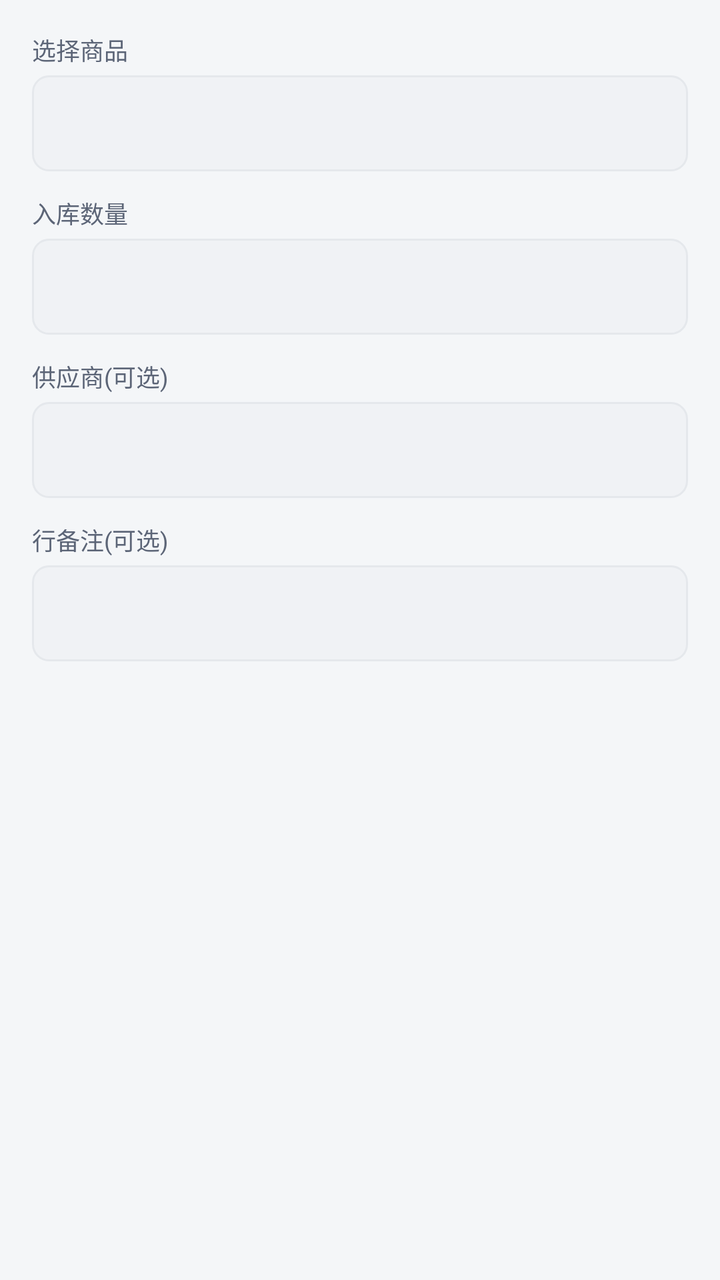
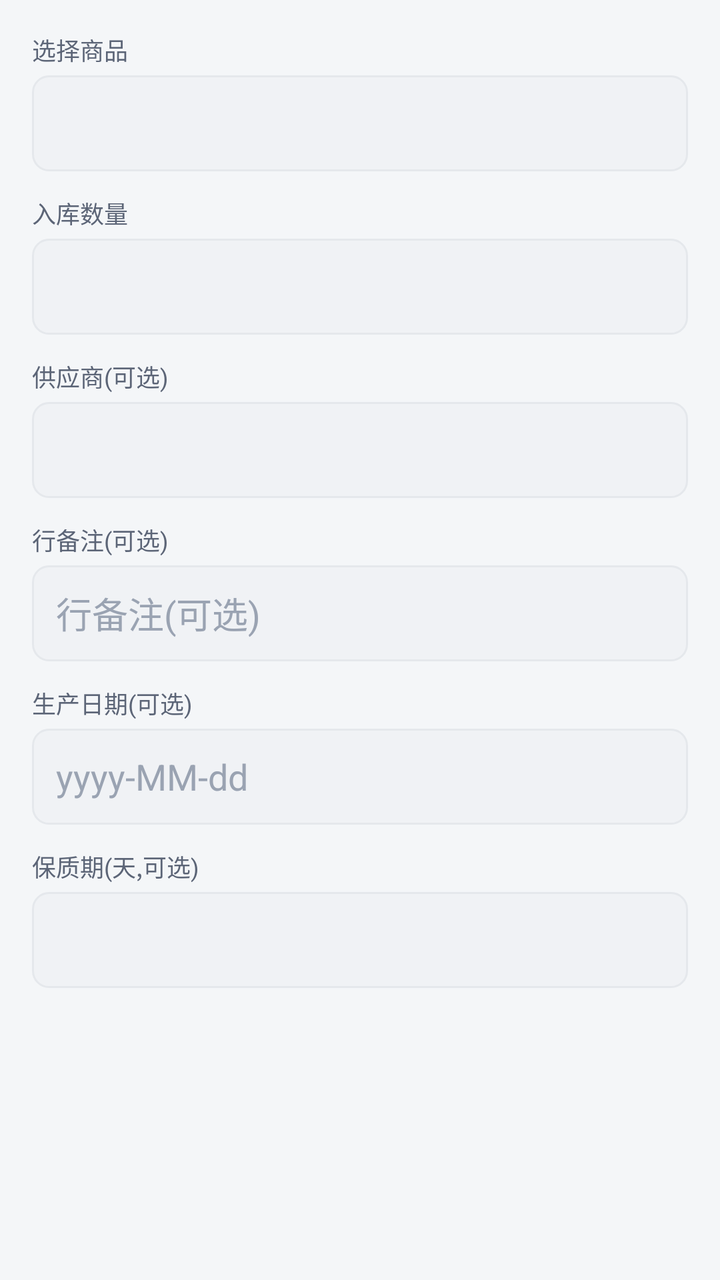

Compare the two renders of this Android layout. The source of the first and the diff that turns it into the second are given below.
<!-- AndroidManifest.xml: application theme Theme.SimpleWmsPda -->
<!-- res/layout/dialog_add_inbound_item.xml -->
<?xml version="1.0" encoding="utf-8"?>
<LinearLayout xmlns:android="http://schemas.android.com/apk/res/android"
    android:layout_width="match_parent"
    android:layout_height="wrap_content"
    android:orientation="vertical"
    android:padding="@dimen/space_lg">

    <TextView
        android:layout_width="wrap_content"
        android:layout_height="wrap_content"
        android:text="@string/inbound_pick_product"
        style="@style/Text.Caption" />

    <Spinner
        android:id="@+id/sp_product"
        android:layout_width="match_parent"
        android:layout_height="@dimen/touch_min"
        android:layout_marginTop="@dimen/space_xs"
        android:background="@drawable/bg_input" />

    <TextView
        android:layout_width="wrap_content"
        android:layout_height="wrap_content"
        android:layout_marginTop="@dimen/space_md"
        android:text="@string/inbound_pick_qty"
        style="@style/Text.Caption" />

    <EditText
        android:id="@+id/et_qty"
        android:layout_width="match_parent"
        android:layout_height="@dimen/touch_min"
        android:layout_marginTop="@dimen/space_xs"
        android:background="@drawable/bg_input"
        android:paddingStart="@dimen/space_md"
        android:paddingEnd="@dimen/space_md"
        android:textColor="@color/text_primary"
        android:textColorHint="@color/text_hint"
        android:inputType="number" />

    <TextView
        android:layout_width="wrap_content"
        android:layout_height="wrap_content"
        android:layout_marginTop="@dimen/space_md"
        android:text="@string/inbound_pick_supplier"
        style="@style/Text.Caption" />

    <Spinner
        android:id="@+id/sp_supplier"
        android:layout_width="match_parent"
        android:layout_height="@dimen/touch_min"
        android:layout_marginTop="@dimen/space_xs"
        android:background="@drawable/bg_input" />

    <TextView
        android:layout_width="wrap_content"
        android:layout_height="wrap_content"
        android:layout_marginTop="@dimen/space_md"
        android:text="@string/inbound_row_remark"
        style="@style/Text.Caption" />

    <EditText
        android:id="@+id/et_row_remark"
        android:layout_width="match_parent"
        android:layout_height="@dimen/touch_min"
        android:layout_marginTop="@dimen/space_xs"
        android:background="@drawable/bg_input"
        android:paddingStart="@dimen/space_md"
        android:paddingEnd="@dimen/space_md"
        android:textColor="@color/text_primary"
        android:textColorHint="@color/text_hint"
        android:inputType="text" />
</LinearLayout>
<!-- resources referenced by this layout -->
<resources>
  <color name="text_hint">#9AA3B2</color>
  <color name="text_primary">#1A2233</color>
  <dimen name="space_lg">16dp</dimen>
  <dimen name="space_md">12dp</dimen>
  <dimen name="space_xs">4dp</dimen>
  <dimen name="touch_min">48dp</dimen>
  <!-- drawable bg_input (drawable) -->
  <?xml version="1.0" encoding="utf-8"?>
  <shape xmlns:android="http://schemas.android.com/apk/res/android" android:shape="rectangle">
      <solid android:color="@color/bg_subtle" />
      <corners android:radius="8dp" />
      <stroke android:width="1dp" android:color="@color/divider" />
  </shape>
  <string name="inbound_pick_product">选择商品</string>
  <string name="inbound_pick_qty">入库数量</string>
  <string name="inbound_pick_supplier">供应商(可选)</string>
  <string name="inbound_row_remark">行备注(可选)</string>
  <style name="Text.Caption">
          <item name="android:textSize">@dimen/text_caption</item>
          <item name="android:textColor">@color/text_secondary</item>
      </style>
  <style name="Theme.SimpleWmsPda" parent="Theme.SimpleWMS" />
  <color name="bg_subtle">#F0F2F5</color>
  <color name="divider">#E5E8EC</color>
  <dimen name="text_caption">12sp</dimen>
  <color name="text_secondary">#5C6577</color>
  <style name="Theme.SimpleWMS" parent="Theme.MaterialComponents.Light.NoActionBar">
          <item name="colorPrimary">@color/primary</item>
          <item name="colorPrimaryDark">@color/primary_dark</item>
          <item name="colorAccent">@color/accent</item>
          <item name="android:windowBackground">@color/bg_page</item>
          <item name="android:statusBarColor">@color/primary_dark</item>
          <item name="android:navigationBarColor">@color/bg_card</item>
          <item name="android:textColorPrimary">@color/text_primary</item>
          <item name="android:textColorSecondary">@color/text_secondary</item>
          <item name="materialButtonStyle">@style/Widget.SimpleWMS.Button</item>
      </style>
  <color name="primary">#1E6BFF</color>
  <color name="primary_dark">#0E4CCB</color>
  <color name="accent">#00B894</color>
  <color name="bg_page">#F4F6F8</color>
  <color name="bg_card">#FFFFFF</color>
  <style name="Widget.SimpleWMS.Button" parent="Widget.MaterialComponents.Button">
          <item name="cornerRadius">@dimen/card_corner</item>
          <item name="android:minHeight">@dimen/touch_min</item>
          <item name="android:textSize">@dimen/text_subtitle</item>
      </style>
  <dimen name="card_corner">12dp</dimen>
  <dimen name="text_subtitle">16sp</dimen>
</resources>

<!-- the commit's change to res/layout/dialog_add_inbound_item.xml (unified diff, before → after) -->
@@ -1,72 +1,120 @@
 <?xml version="1.0" encoding="utf-8"?>
-<LinearLayout xmlns:android="http://schemas.android.com/apk/res/android"
+<ScrollView xmlns:android="http://schemas.android.com/apk/res/android"
     android:layout_width="match_parent"
     android:layout_height="wrap_content"
-    android:orientation="vertical"
-    android:padding="@dimen/space_lg">
+    android:fillViewport="true"
+    android:scrollbars="none">
 
-    <TextView
-        android:layout_width="wrap_content"
+    <LinearLayout
+        android:layout_width="match_parent"
         android:layout_height="wrap_content"
-        android:text="@string/inbound_pick_product"
-        style="@style/Text.Caption" />
+        android:orientation="vertical"
+        android:padding="@dimen/space_lg">
 
-    <Spinner
-        android:id="@+id/sp_product"
-        android:layout_width="match_parent"
-        android:layout_height="@dimen/touch_min"
-        android:layout_marginTop="@dimen/space_xs"
-        android:background="@drawable/bg_input" />
+        <TextView
+            android:layout_width="wrap_content"
+            android:layout_height="wrap_content"
+            android:text="@string/inbound_pick_product"
+            style="@style/Text.Caption" />
 
-    <TextView
-        android:layout_width="wrap_content"
-        android:layout_height="wrap_content"
-        android:layout_marginTop="@dimen/space_md"
-        android:text="@string/inbound_pick_qty"
-        style="@style/Text.Caption" />
+        <Spinner
+            android:id="@+id/sp_product"
+            android:layout_width="match_parent"
+            android:layout_height="@dimen/touch_min"
+            android:layout_marginTop="@dimen/space_xs"
+            android:background="@drawable/bg_input" />
 
-    <EditText
-        android:id="@+id/et_qty"
-        android:layout_width="match_parent"
-        android:layout_height="@dimen/touch_min"
-        android:layout_marginTop="@dimen/space_xs"
-        android:background="@drawable/bg_input"
-        android:paddingStart="@dimen/space_md"
-        android:paddingEnd="@dimen/space_md"
-        android:textColor="@color/text_primary"
-        android:textColorHint="@color/text_hint"
-        android:inputType="number" />
+        <TextView
+            android:layout_width="wrap_content"
+            android:layout_height="wrap_content"
+            android:layout_marginTop="@dimen/space_md"
+            android:text="@string/inbound_pick_qty"
+            style="@style/Text.Caption" />
 
-    <TextView
-        android:layout_width="wrap_content"
-        android:layout_height="wrap_content"
-        android:layout_marginTop="@dimen/space_md"
-        android:text="@string/inbound_pick_supplier"
-        style="@style/Text.Caption" />
+        <EditText
+            android:id="@+id/et_qty"
+            android:layout_width="match_parent"
+            android:layout_height="@dimen/touch_min"
+            android:layout_marginTop="@dimen/space_xs"
+            android:background="@drawable/bg_input"
+            android:paddingStart="@dimen/space_md"
+            android:paddingEnd="@dimen/space_md"
+            android:textColor="@color/text_primary"
+            android:textColorHint="@color/text_hint"
+            android:inputType="number" />
 
-    <Spinner
-        android:id="@+id/sp_supplier"
-        android:layout_width="match_parent"
-        android:layout_height="@dimen/touch_min"
-        android:layout_marginTop="@dimen/space_xs"
-        android:background="@drawable/bg_input" />
+        <TextView
+            android:layout_width="wrap_content"
+            android:layout_height="wrap_content"
+            android:layout_marginTop="@dimen/space_md"
+            android:text="@string/inbound_pick_supplier"
+            style="@style/Text.Caption" />
 
-    <TextView
-        android:layout_width="wrap_content"
-        android:layout_height="wrap_content"
-        android:layout_marginTop="@dimen/space_md"
-        android:text="@string/inbound_row_remark"
-        style="@style/Text.Caption" />
+        <Spinner
+            android:id="@+id/sp_supplier"
+            android:layout_width="match_parent"
+            android:layout_height="@dimen/touch_min"
+            android:layout_marginTop="@dimen/space_xs"
+            android:background="@drawable/bg_input" />
 
-    <EditText
-        android:id="@+id/et_row_remark"
-        android:layout_width="match_parent"
-        android:layout_height="@dimen/touch_min"
-        android:layout_marginTop="@dimen/space_xs"
-        android:background="@drawable/bg_input"
-        android:paddingStart="@dimen/space_md"
-        android:paddingEnd="@dimen/space_md"
-        android:textColor="@color/text_primary"
-        android:textColorHint="@color/text_hint"
-        android:inputType="text" />
-</LinearLayout>
+        <TextView
+            android:layout_width="wrap_content"
+            android:layout_height="wrap_content"
+            android:layout_marginTop="@dimen/space_md"
+            android:text="@string/inbound_row_remark"
+            style="@style/Text.Caption" />
+
+        <EditText
+            android:id="@+id/et_row_remark"
+            android:layout_width="match_parent"
+            android:layout_height="@dimen/touch_min"
+            android:layout_marginTop="@dimen/space_xs"
+            android:background="@drawable/bg_input"
+            android:paddingStart="@dimen/space_md"
+            android:paddingEnd="@dimen/space_md"
+            android:textColor="@color/text_primary"
+            android:textColorHint="@color/text_hint"
+            android:inputType="text"
+            android:hint="@string/inbound_row_remark" />
+
+        <TextView
+            android:layout_width="wrap_content"
+            android:layout_height="wrap_content"
+            android:layout_marginTop="@dimen/space_md"
+            android:text="@string/inbound_production_date"
+            style="@style/Text.Caption" />
+
+        <EditText
+            android:id="@+id/et_production_date"
+            android:layout_width="match_parent"
+            android:layout_height="@dimen/touch_min"
+            android:layout_marginTop="@dimen/space_xs"
+            android:background="@drawable/bg_input"
+            android:paddingStart="@dimen/space_md"
+            android:paddingEnd="@dimen/space_md"
+            android:textColor="@color/text_primary"
+            android:textColorHint="@color/text_hint"
+            android:focusable="false"
+            android:clickable="true"
+            android:hint="yyyy-MM-dd" />
+
+        <TextView
+            android:layout_width="wrap_content"
+            android:layout_height="wrap_content"
+            android:layout_marginTop="@dimen/space_md"
+            android:text="@string/inbound_shelf_life"
+            style="@style/Text.Caption" />
+
+        <EditText
+            android:id="@+id/et_shelf_life"
+            android:layout_width="match_parent"
+            android:layout_height="@dimen/touch_min"
+            android:layout_marginTop="@dimen/space_xs"
+            android:background="@drawable/bg_input"
+            android:paddingStart="@dimen/space_md"
+            android:paddingEnd="@dimen/space_md"
+            android:textColor="@color/text_primary"
+            android:textColorHint="@color/text_hint"
+            android:inputType="number" />
+    </LinearLayout>
+</ScrollView>
<!-- resource entries referenced after the edit -->
@@ -16,7 +16,9 @@
   <string name="inbound_pick_product">选择商品</string>
   <string name="inbound_pick_qty">入库数量</string>
   <string name="inbound_pick_supplier">供应商(可选)</string>
+  <string name="inbound_production_date">生产日期(可选)</string>
   <string name="inbound_row_remark">行备注(可选)</string>
+  <string name="inbound_shelf_life">保质期(天,可选)</string>
   <style name="Text.Caption">
           <item name="android:textSize">@dimen/text_caption</item>
           <item name="android:textColor">@color/text_secondary</item>
